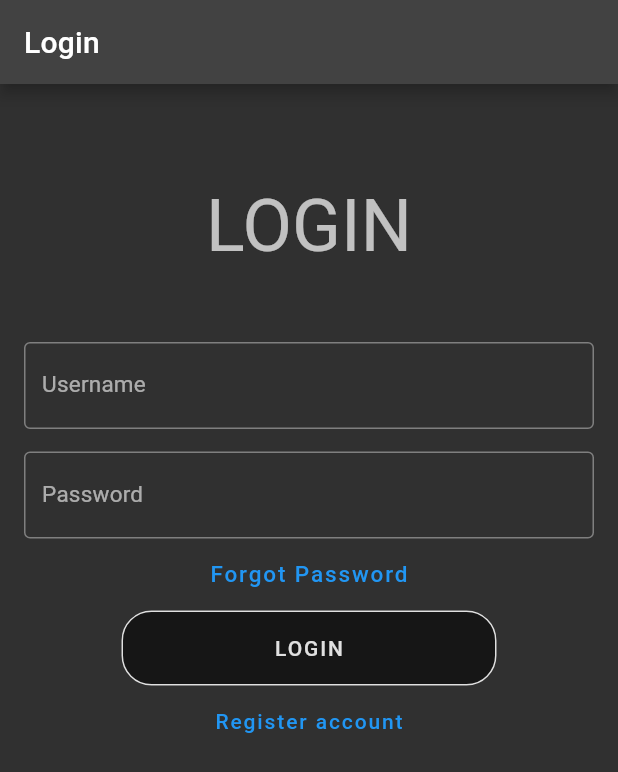
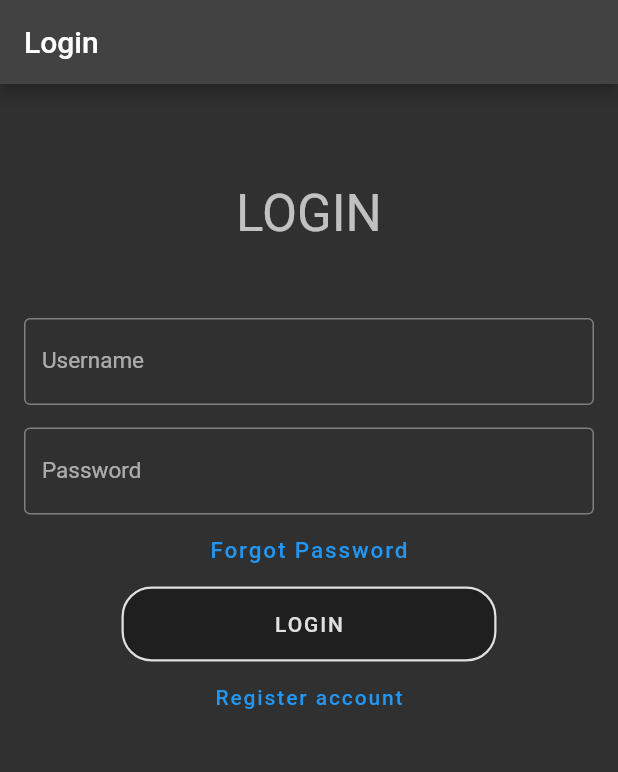
Before and after one commit to azeam/web-services-uppgift2, a Flutter app: the screen it shows after launch, on a phone screen of 412 x 824 dp. Shown: the top 772 px of the screen. Run offline on Flutter 3.47's test engine with Material 2 defaults, Android fonts, the phone set to English and light mode, and no system bars; our stand-ins replace google_fonts, shared_preferences; Roboto replaces fonts that are missing (Kanit).

Commit message:
minor cleanup

```diff
--- a/lib/login.dart
+++ b/lib/login.dart
@@ -1,6 +1,7 @@
 import 'package:auth/helpers/token_helper.dart';
 import 'package:auth/products.dart';
 import 'package:auth/register.dart';
+import 'package:auth/variables/strings.dart';
 import 'package:auth/widgets/snackbar.dart';
 import 'package:auth/widgets/user_form.dart';
 import 'package:flutter/cupertino.dart';
@@ -19,7 +20,7 @@ class Login extends StatefulWidget {
 class _LoginState extends State<Login> {
   final formKey = GlobalKey<FormState>();
   User user = User("", "");
-  Uri url = Uri.parse("http://10.0.2.2:8080/user/login");
+  Uri url = Uri.parse(baseUrl + "/user/login");
 
   Future save() async {
     var response = await http.post(url,
--- a/lib/main.dart
+++ b/lib/main.dart
@@ -12,31 +12,13 @@ class MyApp extends StatelessWidget {
   @override
   Widget build(BuildContext context) {
     final TextTheme textTheme = TextTheme(
-      headline1: GoogleFonts.roboto(
-          fontSize: 97, fontWeight: FontWeight.w300, letterSpacing: -1.5),
-      headline2: GoogleFonts.roboto(
-          fontSize: 61, fontWeight: FontWeight.w300, letterSpacing: -0.5),
-      headline3: GoogleFonts.roboto(fontSize: 48, fontWeight: FontWeight.w400),
-      headline4: GoogleFonts.roboto(
-          fontSize: 34, fontWeight: FontWeight.w400, letterSpacing: 0.25),
-      headline5: GoogleFonts.roboto(fontSize: 24, fontWeight: FontWeight.w400),
-      headline6: GoogleFonts.roboto(
-          fontSize: 20, fontWeight: FontWeight.w500, letterSpacing: 0.15),
-      subtitle1: GoogleFonts.roboto(
-          fontSize: 16, fontWeight: FontWeight.w400, letterSpacing: 0.15),
-      subtitle2: GoogleFonts.roboto(
-          fontSize: 14, fontWeight: FontWeight.w500, letterSpacing: 0.1),
+      headline3: GoogleFonts.kanit(fontSize: 34, fontWeight: FontWeight.w400),
       bodyText1: GoogleFonts.roboto(
           fontSize: 16, fontWeight: FontWeight.w400, letterSpacing: 0.5),
-      bodyText2: GoogleFonts.roboto(
-          fontSize: 14, fontWeight: FontWeight.w400, letterSpacing: 0.25),
       button: GoogleFonts.roboto(
           fontSize: 14, fontWeight: FontWeight.w500, letterSpacing: 1.25),
-      caption: GoogleFonts.roboto(
-          fontSize: 12, fontWeight: FontWeight.w400, letterSpacing: 0.4),
-      overline: GoogleFonts.roboto(
-          fontSize: 10, fontWeight: FontWeight.w400, letterSpacing: 1.5),
     );
+
     return MaterialApp(
       debugShowCheckedModeBanner: false,
       theme: ThemeData(
--- a/lib/register.dart
+++ b/lib/register.dart
@@ -2,6 +2,7 @@ import "dart:convert";
 
 import 'package:auth/login.dart';
 import 'package:auth/objects/user.dart';
+import 'package:auth/variables/strings.dart';
 import 'package:auth/widgets/user_form.dart';
 import 'package:auth/widgets/snackbar.dart';
 import "package:flutter/material.dart";
@@ -17,7 +18,7 @@ class Register extends StatefulWidget {
 class _RegisterState extends State<Register> {
   final formKey = GlobalKey<FormState>();
   User user = User("", "");
-  Uri url = Uri.parse("http://10.0.2.2:8080/user/register");
+  Uri url = Uri.parse(baseUrl + "/user/register");
 
   Future save() async {
     var response = await http.put(url,
--- a/lib/variables/colors.dart
+++ b/lib/variables/colors.dart
@@ -1,6 +1,9 @@
 import 'dart:ui';
 
+import 'package:flutter/material.dart';
+
 class CustomColors {
-  static const Color dark = const Color(0x8A000000);
+  static const Color dark = const Color(0x8A111111);
   static const Color bright = const Color(0xEEEEEEEE);
+  static var orange = Colors.amber[800];
 }
--- /dev/null
+++ b/lib/variables/strings.dart
@@ -0,0 +1 @@
+final String baseUrl = "http://10.0.2.2:8080";
--- a/lib/widgets/user_form.dart
+++ b/lib/widgets/user_form.dart
@@ -77,7 +77,8 @@ Widget userForm(
             : SizedBox(
                 height: 50,
               ),
-        Container(
+        InkWell(
+            child: Container(
           height: 50,
           width: 250,
           decoration: BoxDecoration(
@@ -85,7 +86,7 @@ Widget userForm(
             color: CustomColors.dark,
             border: new Border.all(
                 color: CustomColors.bright,
-                width: 1.0,
+                width: 1.5,
                 style: BorderStyle.solid),
           ),
           child: TextButton(
@@ -99,7 +100,7 @@ Widget userForm(
               style: TextStyle(color: CustomColors.bright),
             ),
           ),
-        ),
+        )),
         TextButton(
             onPressed: () {
               Navigator.push(
```
Also changed, not shown: lib/new_product.dart (+3 -4 lines), lib/products.dart (+21 -13 lines).
